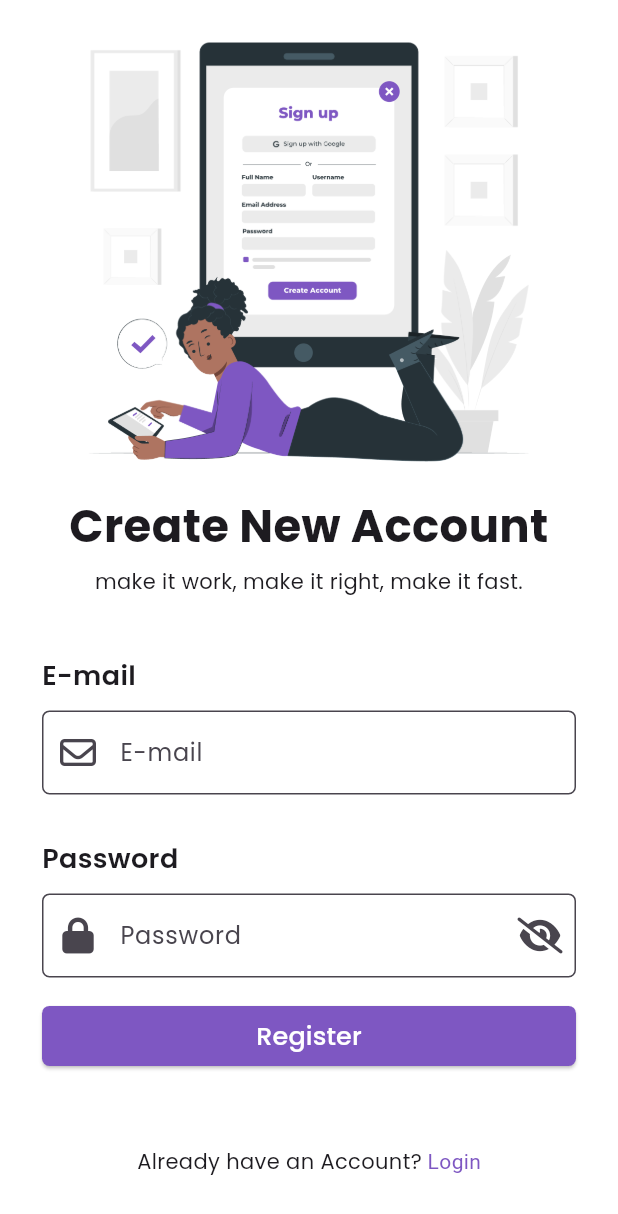
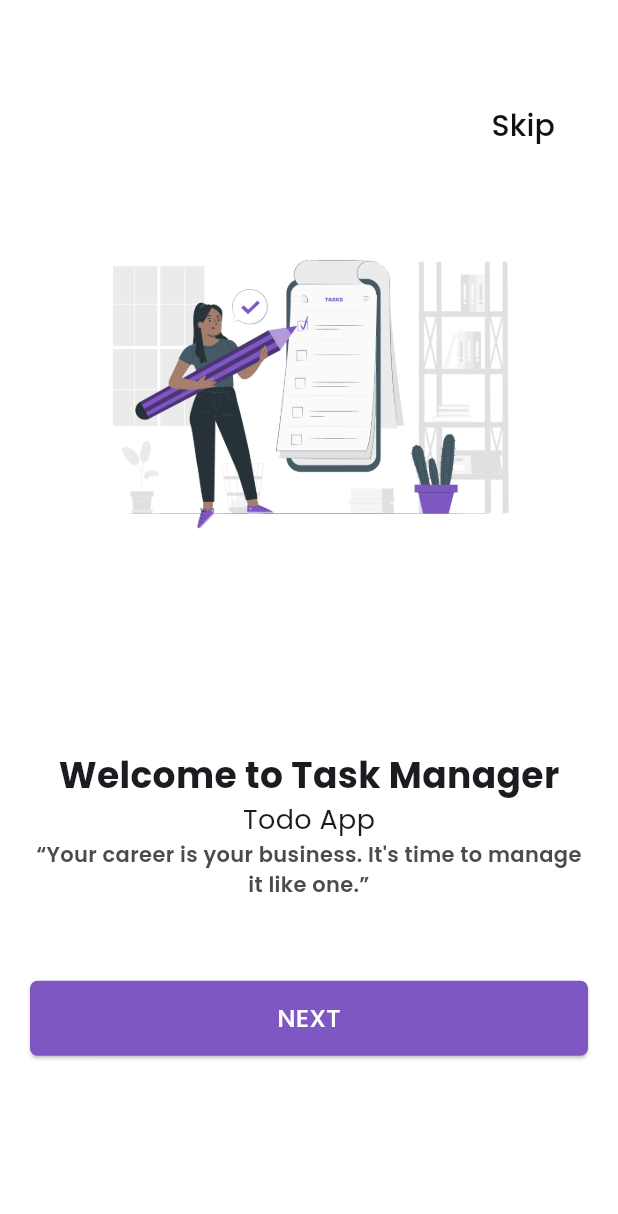
Before and after one commit to ADITHYANUNNI07/Appscrip_task, a Flutter app: the screen it shows after launch, on a phone screen of 412 x 824 dp. Shown: the top 1214 px of the screen. Run offline on Flutter 3.47's test engine with Material 3 defaults, Android fonts, the phone set to English and light mode, and no system bars; drawn by our look-alikes of liquid_swipe, smooth_page_indicator; our stand-ins replace dio, easy_date_timeline, flutter_riverpod, fluttertoast, font_awesome_flutter, google_fonts and 6 more; missing offline and left inert: animated_segmented_tab_control, toasty_box; accounts and stored records are empty.

Commit message:
Fix: all bugs

```diff
--- a/analysis_options.yaml
+++ b/analysis_options.yaml
@@ -14,6 +14,7 @@ analyzer:
     unused_element: ignore
     unused_local_variable: ignore
     library_private_types_in_public_api: ignore
+    sized_box_for_whitespace: ignore
 include: package:flutter_lints/flutter.yaml
 
 linter:
--- a/lib/infrastructure/riverpod/task/task_provider.dart
+++ b/lib/infrastructure/riverpod/task/task_provider.dart
@@ -67,6 +67,10 @@ class TaskNotifier extends StateNotifier<List<TaskModel>> {
         .toList();
   }
 
+  void addTask(List<TaskModel> task) {
+    state = task;
+  }
+
   bool isSameDay(DateTime date1, DateTime date2) {
     return date1.year == date2.year &&
         date1.month == date2.month &&
--- a/lib/presentation/form/form_screen.dart
+++ b/lib/presentation/form/form_screen.dart
@@ -4,6 +4,7 @@ import 'package:flutter/material.dart';
 import 'package:flutter_riverpod/flutter_riverpod.dart';
 import 'package:font_awesome_flutter/font_awesome_flutter.dart';
 import 'package:task_manager/core/constant/constant.dart';
+import 'package:task_manager/core/model/task_model.dart';
 import 'package:task_manager/core/notification/notification.dart';
 import 'package:task_manager/core/routes/routes.dart';
 import 'package:task_manager/core/utils/color/color.dart';
@@ -13,6 +14,7 @@ import 'package:task_manager/core/widget/text_form_field.dart';
 import 'package:task_manager/db/database_sqflite.dart';
 import 'package:task_manager/infrastructure/riverpod/task/task_provider.dart';
 import 'package:task_manager/presentation/form/widget/form_widget.dart';
+import 'package:task_manager/presentation/task/task_screen.dart';
 
 final formKey = GlobalKey<FormState>();
 
@@ -66,6 +68,9 @@ class FormScreen extends ConsumerWidget {
                         final taskModel = ref.read(taskFormProvider);
                         final result = await insertTask(taskModel);
                         log(result.toString());
+
+                        List<TaskModel> tasks = await fetchAllTasks();
+                        ref.read(taskProvider.notifier).addTask(tasks);
                         NotificationHandler.snakBarSuccess(
                             'Task create Successfully.😄', context);
                         clearDropDown(ref);
--- /dev/null
+++ b/lib/presentation/welcome/welcome_screen.dart
@@ -0,0 +1,253 @@
+import 'package:flutter/material.dart';
+
+import 'package:google_fonts/google_fonts.dart';
+import 'package:liquid_swipe/liquid_swipe.dart';
+import 'package:smooth_page_indicator/smooth_page_indicator.dart';
+import 'package:task_manager/core/routes/routes.dart';
+import 'package:task_manager/core/utils/color/color.dart';
+import 'package:task_manager/core/widget/elevated_btn.dart';
+import 'package:task_manager/presentation/login/login.dart';
+import 'package:task_manager/presentation/register/register.dart';
+
+class WelcomeScrn extends StatefulWidget {
+  const WelcomeScrn({super.key});
+
+  @override
+  State<WelcomeScrn> createState() => _WelcomeScrnState();
+}
+
+final liqController = LiquidController();
+
+int currentPage = 0;
+
+class _WelcomeScrnState extends State<WelcomeScrn> {
+  @override
+  Widget build(BuildContext context) {
+    final size = MediaQuery.of(context).size;
+    return Container(
+      color: colorApp,
+      child: SafeArea(
+        child: Scaffold(
+          body: Container(
+            padding: const EdgeInsets.all(20),
+            color: Colors.white,
+            child: Stack(
+              children: [
+                LiquidSwipe(
+                  onPageChangeCallback: onPageChangedCallback,
+                  liquidController: liqController,
+                  pages: [
+                    Container(
+                      color: Colors.white,
+                      width: size.width,
+                      child: Column(
+                        children: [
+                          SizedBox(height: size.height / 8.9),
+                          Image.asset(
+                            'assets/image/welcome1.png',
+                            height: size.height / 2.8,
+                          ),
+                          SizedBox(height: size.height / 8.9),
+                          Column(
+                            children: [
+                              Text(
+                                "Welcome to Task Manager",
+                                style: GoogleFonts.poppins(
+                                  fontSize: 24,
+                                  fontWeight: FontWeight.w700,
+                                ),
+                              ),
+                              Text(
+                                "Todo App",
+                                style: GoogleFonts.poppins(
+                                  fontSize: 18,
+                                  fontWeight: FontWeight.w400,
+                                ),
+                              ),
+                              Text(
+                                "“Your career is your business. It's time to manage it like one.”",
+                                style: GoogleFonts.poppins(
+                                  fontSize: 14,
+                                  color: const Color(0XFF4b4b4b),
+                                  fontWeight: FontWeight.w600,
+                                ),
+                                textAlign: TextAlign.center,
+                              ),
+                              const SizedBox(height: 20),
+                            ],
+                          ),
+                        ],
+                      ),
+                    ),
+                    Container(
+                      color: Colors.white,
+                      width: size.width,
+                      child: Column(
+                        children: [
+                          SizedBox(height: size.height / 8.9),
+                          Image.asset(
+                            'assets/image/welcome2.png',
+                            height: size.height / 2.8,
+                          ),
+                          SizedBox(height: size.height / 8.9),
+                          Column(
+                            children: [
+                              Text(
+                                "\"The future depends on what you do today.\"",
+                                style: GoogleFonts.poppins(
+                                  fontSize: 24,
+                                  fontWeight: FontWeight.w700,
+                                ),
+                                textAlign: TextAlign.center,
+                              ),
+                              Text(
+                                "\"The only way to do great work is to love what you do.\"\n - Steve Jobs\"",
+                                textAlign: TextAlign.center,
+                                style: GoogleFonts.poppins(
+                                  fontSize: 14,
+                                  color: const Color(0XFF4b4b4b),
+                                  fontWeight: FontWeight.w600,
+                                ),
+                              ),
+                              const SizedBox(height: 20),
+                            ],
+                          ),
+                        ],
+                      ),
+                    ),
+                    Container(
+                      color: Colors.white,
+                      width: size.width,
+                      child: Column(
+                        children: [
+                          SizedBox(height: size.height / 8.9),
+                          Image.asset(
+                            'assets/image/welcome3.png',
+                            height: size.height / 2.8,
+                          ),
+                          SizedBox(height: size.height / 8.9),
+                          Column(
+                            children: [
+                              Text(
+                                "\"The future depends on what you do today.\"",
+                                style: GoogleFonts.poppins(
+                                  fontSize: 24,
+                                  fontWeight: FontWeight.w700,
+                                ),
+                              ),
+                              Text(
+                                "\"Success usually comes to those who are too busy to be looking for it.\" - Henry David Thoreau",
+                                textAlign: TextAlign.center,
+                                style: GoogleFonts.poppins(
+                                  fontSize: 14,
+                                  color: const Color(0XFF4b4b4b),
+                                  fontWeight: FontWeight.w600,
+                                ),
+                              ),
+                              const SizedBox(height: 20),
+                            ],
+                          ),
+                        ],
+                      ),
+                    ),
+                  ],
+                ),
+                currentPage != 2
+                    ? Positioned(
+                        top: 40,
+                        right: 10,
+                        child: TextButton(
+                          onPressed: () {
+                            int nextPage = liqController.currentPage + 2;
+                            liqController.animateToPage(page: nextPage);
+                          },
+                          child: Text(
+                            'Skip',
+                            style: GoogleFonts.poppins(
+                              color: const Color.fromARGB(255, 16, 16, 16),
+                              fontSize: 20,
+                            ),
+                          ),
+                        ),
+                      )
+                    : const SizedBox(),
+                Positioned(
+                  bottom: size.height / 6,
+                  left: 0,
+                  right: 0,
+                  child: FractionallySizedBox(
+                    widthFactor: 0.2,
+                    child: AnimatedSmoothIndicator(
+                      activeIndex: liqController.currentPage,
+                      count: 3,
+                      effect: const WormEffect(
+                        dotColor: Color.fromARGB(255, 238, 230, 230),
+                        activeDotColor: colorApp,
+                        dotHeight: 5,
+                      ),
+                    ),
+                  ),
+                ),
+                Positioned(
+                  top: size.height / 1.3,
+                  child: SizedBox(
+                    width: size.width - 40,
+                    height: 50,
+                    child: ElevatedBtnWidget(
+                      title: currentPage != 2 ? 'NEXT' : 'CREATE AN ACCOUNT',
+                      btnColor: colorApp,
+                      colorTitle: colorWhite,
+                      onPressed: () {
+                        if (currentPage != 2) {
+                          int nextPage = liqController.currentPage + 1;
+                          liqController.animateToPage(page: nextPage);
+                        } else {
+                          NavigationHandler.navigateOff(
+                              context, const RegisterScrn());
+                        }
+                      },
+                    ),
+                  ),
+                ),
+                currentPage == 2
+                    ? Positioned(
+                        top: size.height / 1.18,
+                        child: SizedBox(
+                          width: size.width - 40,
+                          height: 50,
+                          child: OutlinedButton(
+                            onPressed: () {
+                              NavigationHandler.navigateOff(
+                                  context, const LoginScrn());
+                            },
+                            style: OutlinedButton.styleFrom(
+                                shape: RoundedRectangleBorder(
+                                  borderRadius: BorderRadius.circular(32),
+                                  side: const BorderSide(color: colorApp),
+                                ),
+                                foregroundColor: colorApp),
+                            child: Text(
+                              'LOGIN',
+                              style: GoogleFonts.poppins(
+                                fontSize: 17,
+                                fontWeight: FontWeight.w700,
+                              ),
+                            ),
+                          ),
+                        ),
+                      )
+                    : const SizedBox()
+              ],
+            ),
+          ),
+        ),
+      ),
+    );
+  }
+
+  void onPageChangedCallback(int activePageIndex) {
+    setState(() {
+      currentPage = activePageIndex;
+    });
+  }
+}
--- a/pubspec.yaml
+++ b/pubspec.yaml
@@ -52,6 +52,9 @@ dependencies:
   toasty_box: ^1.0.4
   google_nav_bar: ^5.0.6
   flutter_popup: ^3.3.0
+  redacted: ^1.0.12
+  liquid_swipe: ^3.1.0
+  smooth_page_indicator: ^1.2.0+3
 
 dev_dependencies:
   flutter_test:
```
Also changed, not shown: lib/core/widget/alert_box.dart (added, +91 -0 lines), lib/presentation/dashboard/dashboard_screen.dart (+6 -6 lines), lib/presentation/home/home.dart (+93 -61 lines), lib/presentation/splash/func/func_splash.dart (+8 -3 lines), assets/image/welcome1.png (added), assets/image/welcome2.png (added), assets/image/welcome3.png (added), pubspec.lock.
